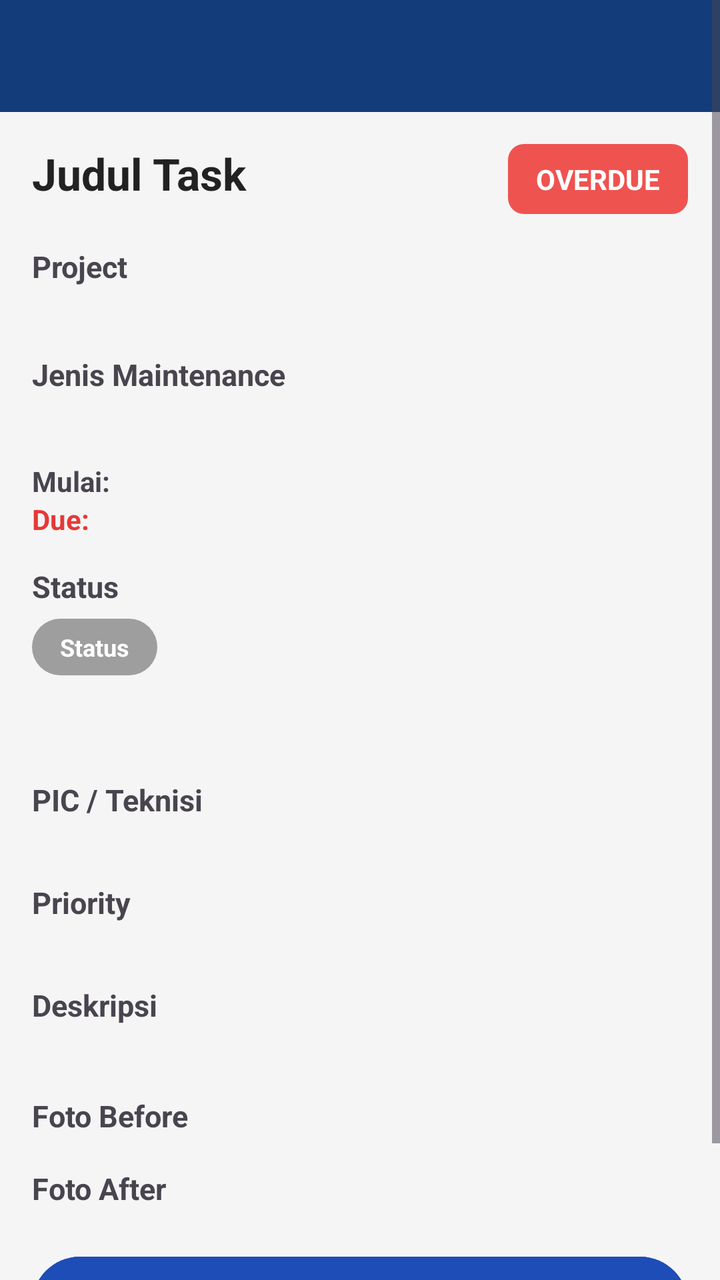
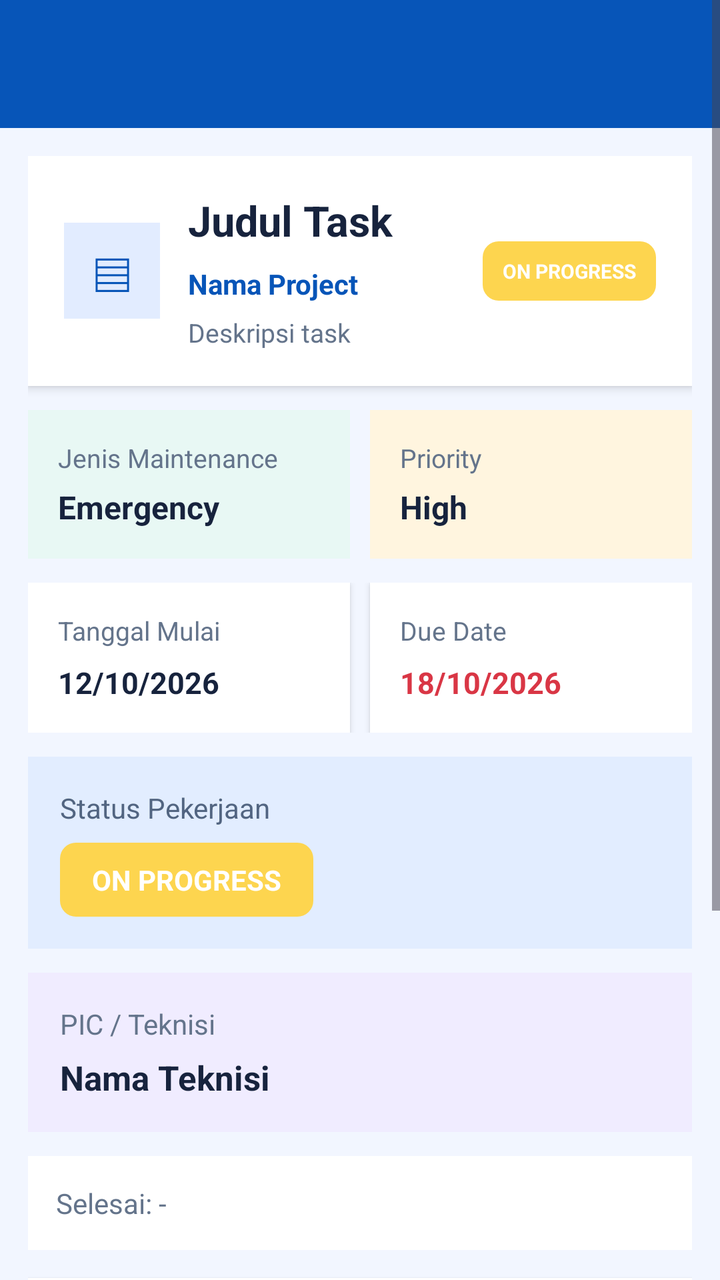

Compare the two renders of this Android layout. The source of the first and the diff that turns it into the second are given below.
<!-- AndroidManifest.xml: application theme Theme.SIPAMAN -->
<!-- res/layout/activity_detail_task.xml -->
<?xml version="1.0" encoding="utf-8"?>
<ScrollView xmlns:android="http://schemas.android.com/apk/res/android"
    android:layout_width="match_parent"
    android:layout_height="match_parent"
    android:fillViewport="true"
    android:background="#F5F5F5">

    <LinearLayout
        android:layout_width="match_parent"
        android:layout_height="wrap_content"
        android:orientation="vertical">

        
        <androidx.appcompat.widget.Toolbar
            android:id="@+id/toolbar"
            android:layout_width="match_parent"
            android:layout_height="56dp"
            android:background="#123D7A"
            android:theme="@style/ThemeOverlay.AppCompat.Dark.ActionBar"/>

        
        <LinearLayout
            android:layout_width="match_parent"
            android:layout_height="wrap_content"
            android:orientation="vertical"
            android:padding="16dp">

            
            <RelativeLayout
                android:layout_width="match_parent"
                android:layout_height="wrap_content">

                <TextView
                    android:id="@+id/txtProject"
                    android:layout_width="wrap_content"
                    android:layout_height="wrap_content"
                    android:text="Judul Task"
                    android:textSize="22sp"
                    android:textStyle="bold"
                    android:textColor="#222222"/>

                <TextView
                    android:id="@+id/txtStatus"
                    android:layout_width="wrap_content"
                    android:layout_height="wrap_content"
                    android:layout_alignParentEnd="true"
                    android:text="OVERDUE"
                    android:textColor="@android:color/white"
                    android:textStyle="bold"
                    android:paddingHorizontal="14dp"
                    android:paddingVertical="8dp"
                    android:background="@drawable/bg_status_overdue"/>
            </RelativeLayout>

            
            <View
                android:layout_width="match_parent"
                android:layout_height="16dp"/>

            
            <TextView
                android:layout_width="match_parent"
                android:layout_height="wrap_content"
                android:text="Project"
                android:textStyle="bold"
                android:textSize="15sp"/>

            <TextView
                android:id="@+id/txtProjectValue"
                android:layout_width="match_parent"
                android:layout_height="wrap_content"
                android:textSize="16sp"/>

            
            <TextView
                android:layout_width="match_parent"
                android:layout_height="wrap_content"
                android:layout_marginTop="12dp"
                android:text="Jenis Maintenance"
                android:textStyle="bold"
                android:textSize="15sp"/>

            <TextView
                android:id="@+id/txtJenis"
                android:layout_width="match_parent"
                android:layout_height="wrap_content"
                android:textSize="16sp"/>

            
            <LinearLayout
                android:layout_width="match_parent"
                android:layout_height="wrap_content"
                android:layout_marginTop="12dp"
                android:orientation="horizontal">

                <TextView
                    android:layout_width="wrap_content"
                    android:layout_height="wrap_content"
                    android:text="Mulai: "
                    android:textStyle="bold"/>

                <TextView
                    android:id="@+id/txtMulai"
                    android:layout_width="wrap_content"
                    android:layout_height="wrap_content"/>
            </LinearLayout>

            
            <LinearLayout
                android:layout_width="match_parent"
                android:layout_height="wrap_content"
                android:orientation="horizontal">

                <TextView
                    android:layout_width="wrap_content"
                    android:layout_height="wrap_content"
                    android:text="Due: "
                    android:textColor="#E53935"
                    android:textStyle="bold"/>

                <TextView
                    android:id="@+id/txtDue"
                    android:layout_width="wrap_content"
                    android:layout_height="wrap_content"
                    android:textColor="#E53935"/>
            </LinearLayout>

            
            <TextView
                android:layout_width="match_parent"
                android:layout_height="wrap_content"
                android:layout_marginTop="14dp"
                android:text="Status"
                android:textStyle="bold"
                android:textSize="15sp"/>

            <TextView
                android:id="@+id/txtStatusBadge"
                android:layout_width="wrap_content"
                android:layout_height="wrap_content"
                android:layout_marginTop="6dp"
                android:background="@drawable/bg_status_default"
                android:paddingHorizontal="14dp"
                android:paddingVertical="6dp"
                android:text="Status"
                android:textColor="@android:color/white"
                android:textSize="12sp"
                android:textStyle="bold"/>

            <TextView
                android:id="@+id/txtStatusText"
                android:layout_width="wrap_content"
                android:layout_height="wrap_content"
                android:layout_marginTop="4dp"/>

            
            <TextView
                android:id="@+id/txtSelesai"
                android:layout_width="match_parent"
                android:layout_height="wrap_content"
                android:layout_marginTop="10dp"/>

            
            <TextView
                android:layout_width="match_parent"
                android:layout_height="wrap_content"
                android:text="PIC / Teknisi"
                android:textStyle="bold"
                android:textSize="15sp"/>

            <TextView
                android:id="@+id/txtPic"
                android:layout_width="match_parent"
                android:layout_height="wrap_content"/>

            
            <TextView
                android:layout_width="match_parent"
                android:layout_height="wrap_content"
                android:layout_marginTop="12dp"
                android:text="Priority"
                android:textStyle="bold"
                android:textSize="15sp"/>

            <TextView
                android:id="@+id/txtPriority"
                android:layout_width="match_parent"
                android:layout_height="wrap_content"/>

            
            <TextView
                android:layout_width="match_parent"
                android:layout_height="wrap_content"
                android:layout_marginTop="12dp"
                android:text="Deskripsi"
                android:textStyle="bold"
                android:textSize="15sp"/>

            <TextView
                android:id="@+id/txtDeskripsi"
                android:layout_width="match_parent"
                android:layout_height="wrap_content"/>

            
            <TextView
                android:layout_width="match_parent"
                android:layout_height="wrap_content"
                android:layout_marginTop="16dp"
                android:text="Foto Before"
                android:textStyle="bold"
                android:textSize="15sp"/>

            <androidx.recyclerview.widget.RecyclerView
                android:id="@+id/rvBefore"
                android:layout_width="match_parent"
                android:layout_height="wrap_content"/>

            
            <TextView
                android:layout_width="match_parent"
                android:layout_height="wrap_content"
                android:layout_marginTop="16dp"
                android:text="Foto After"
                android:textStyle="bold"
                android:textSize="15sp"/>

            <androidx.recyclerview.widget.RecyclerView
                android:id="@+id/rvAfter"
                android:layout_width="match_parent"
                android:layout_height="wrap_content"/>

            
            <Button
                android:id="@+id/btnSelesai"
                android:layout_width="match_parent"
                android:layout_height="56dp"
                android:layout_marginTop="20dp"
                android:layout_marginBottom="20dp"
                android:text="Tandai Selesai"
                android:textAllCaps="false"
                android:textColor="@android:color/white"
                android:textSize="16sp"
                android:textStyle="bold"
                android:backgroundTint="#1E4DB7"/>

        </LinearLayout>

    </LinearLayout>

</ScrollView>
<!-- resources referenced by this layout -->
<resources>
  <!-- drawable bg_status_default (drawable) -->
  <?xml version="1.0" encoding="utf-8"?>
  <shape xmlns:android="http://schemas.android.com/apk/res/android">
      <solid android:color="#9E9E9E"/>
      <corners android:radius="20dp"/>
  </shape>
  <!-- drawable bg_status_overdue (drawable) -->
  <?xml version="1.0" encoding="utf-8"?>
  <shape xmlns:android="http://schemas.android.com/apk/res/android">
      <corners android:radius="8dp"/>
      <solid android:color="#EF5350"/>
  </shape>
  <style name="Theme.SIPAMAN" parent="Theme.Material3.DayNight.NoActionBar">
          <item name="android:statusBarColor">@android:color/transparent</item>
      </style>
</resources>

<!-- the commit's change to res/layout/activity_detail_task.xml (unified diff, before → after) -->
@@ -3,248 +3,369 @@
     android:layout_width="match_parent"
     android:layout_height="match_parent"
     android:fillViewport="true"
-    android:background="#F5F5F5">
+    android:background="#F2F6FF">
 
     <LinearLayout
         android:layout_width="match_parent"
         android:layout_height="wrap_content"
-        android:orientation="vertical">
+        android:orientation="vertical"
+        android:paddingBottom="20dp">
 
         
         <androidx.appcompat.widget.Toolbar
             android:id="@+id/toolbar"
             android:layout_width="match_parent"
-            android:layout_height="56dp"
-            android:background="#123D7A"
-            android:theme="@style/ThemeOverlay.AppCompat.Dark.ActionBar"/>
-
-        
+            android:layout_height="64dp"
+            android:background="#0755B8"
+            android:theme="@style/ThemeOverlay.AppCompat.Dark.ActionBar" />
+
         <LinearLayout
             android:layout_width="match_parent"
             android:layout_height="wrap_content"
             android:orientation="vertical"
-            android:padding="16dp">
-
-            
-            <RelativeLayout
-                android:layout_width="match_parent"
-                android:layout_height="wrap_content">
-
-                <TextView
-                    android:id="@+id/txtProject"
+            android:padding="14dp">
+
+            
+            <LinearLayout
+                android:layout_width="match_parent"
+                android:layout_height="wrap_content"
+                android:orientation="vertical"
+                android:background="#FFFFFF"
+                android:elevation="3dp"
+                android:padding="18dp">
+
+                <LinearLayout
+                    android:layout_width="match_parent"
+                    android:layout_height="wrap_content"
+                    android:gravity="center_vertical"
+                    android:orientation="horizontal">
+
+                    <TextView
+                        android:layout_width="48dp"
+                        android:layout_height="48dp"
+                        android:gravity="center"
+                        android:text="▤"
+                        android:textSize="28sp"
+                        android:textColor="#0755B8"
+                        android:background="#E2ECFF" />
+
+                    <LinearLayout
+                        android:layout_width="0dp"
+                        android:layout_height="wrap_content"
+                        android:layout_weight="1"
+                        android:layout_marginStart="14dp"
+                        android:orientation="vertical">
+
+                        <TextView
+                            android:id="@+id/txtProject"
+                            android:layout_width="match_parent"
+                            android:layout_height="wrap_content"
+                            android:text="Judul Task"
+                            android:textColor="#17233D"
+                            android:textSize="21sp"
+                            android:textStyle="bold" />
+
+                        <TextView
+                            android:id="@+id/txtProjectValue"
+                            android:layout_width="match_parent"
+                            android:layout_height="wrap_content"
+                            android:layout_marginTop="8dp"
+                            android:text="Nama Project"
+                            android:textColor="#0755B8"
+                            android:textSize="14sp"
+                            android:textStyle="bold" />
+
+                        <TextView
+                            android:id="@+id/txtDeskripsi"
+                            android:layout_width="match_parent"
+                            android:layout_height="wrap_content"
+                            android:layout_marginTop="6dp"
+                            android:text="Deskripsi task"
+                            android:textColor="#64748B"
+                            android:textSize="13sp" />
+                    </LinearLayout>
+
+                    <TextView
+                        android:id="@+id/txtStatus"
+                        android:layout_width="wrap_content"
+                        android:layout_height="wrap_content"
+                        android:layout_marginStart="6dp"
+                        android:paddingHorizontal="10dp"
+                        android:paddingVertical="8dp"
+                        android:gravity="center"
+                        android:text="ON PROGRESS"
+                        android:textColor="#FFFFFF"
+                        android:textSize="10sp"
+                        android:textStyle="bold"
+                        android:background="@drawable/bg_status_progress" />
+                </LinearLayout>
+            </LinearLayout>
+
+            
+            <LinearLayout
+                android:layout_width="match_parent"
+                android:layout_height="wrap_content"
+                android:layout_marginTop="12dp"
+                android:orientation="horizontal">
+
+                <LinearLayout
+                    android:layout_width="0dp"
+                    android:layout_height="wrap_content"
+                    android:layout_weight="1"
+                    android:layout_marginEnd="5dp"
+                    android:orientation="vertical"
+                    android:background="#E8F8F4"
+                    android:padding="15dp">
+
+                    <TextView
+                        android:layout_width="wrap_content"
+                        android:layout_height="wrap_content"
+                        android:text="Jenis Maintenance"
+                        android:textColor="#64748B"
+                        android:textSize="13sp" />
+
+                    <TextView
+                        android:id="@+id/txtJenis"
+                        android:layout_width="match_parent"
+                        android:layout_height="wrap_content"
+                        android:layout_marginTop="5dp"
+                        android:text="Emergency"
+                        android:textColor="#17233D"
+                        android:textSize="16sp"
+                        android:textStyle="bold" />
+                </LinearLayout>
+
+                <LinearLayout
+                    android:layout_width="0dp"
+                    android:layout_height="wrap_content"
+                    android:layout_weight="1"
+                    android:layout_marginStart="5dp"
+                    android:orientation="vertical"
+                    android:background="#FFF5DF"
+                    android:padding="15dp">
+
+                    <TextView
+                        android:layout_width="wrap_content"
+                        android:layout_height="wrap_content"
+                        android:text="Priority"
+                        android:textColor="#64748B"
+                        android:textSize="13sp" />
+
+                    <TextView
+                        android:id="@+id/txtPriority"
+                        android:layout_width="match_parent"
+                        android:layout_height="wrap_content"
+                        android:layout_marginTop="5dp"
+                        android:text="High"
+                        android:textColor="#17233D"
+                        android:textSize="16sp"
+                        android:textStyle="bold" />
+                </LinearLayout>
+            </LinearLayout>
+
+            
+            <LinearLayout
+                android:layout_width="match_parent"
+                android:layout_height="wrap_content"
+                android:layout_marginTop="12dp"
+                android:orientation="horizontal">
+
+                <LinearLayout
+                    android:layout_width="0dp"
+                    android:layout_height="wrap_content"
+                    android:layout_weight="1"
+                    android:layout_marginEnd="5dp"
+                    android:orientation="vertical"
+                    android:background="#FFFFFF"
+                    android:elevation="2dp"
+                    android:padding="15dp">
+
+                    <TextView
+                        android:layout_width="wrap_content"
+                        android:layout_height="wrap_content"
+                        android:text="Tanggal Mulai"
+                        android:textColor="#64748B"
+                        android:textSize="13sp" />
+
+                    <TextView
+                        android:id="@+id/txtMulai"
+                        android:layout_width="match_parent"
+                        android:layout_height="wrap_content"
+                        android:layout_marginTop="7dp"
+                        android:text="12/10/2026"
+                        android:textColor="#17233D"
+                        android:textSize="15sp"
+                        android:textStyle="bold" />
+                </LinearLayout>
+
+                <LinearLayout
+                    android:layout_width="0dp"
+                    android:layout_height="wrap_content"
+                    android:layout_weight="1"
+                    android:layout_marginStart="5dp"
+                    android:orientation="vertical"
+                    android:background="#FFFFFF"
+                    android:elevation="2dp"
+                    android:padding="15dp">
+
+                    <TextView
+                        android:layout_width="wrap_content"
+                        android:layout_height="wrap_content"
+                        android:text="Due Date"
+                        android:textColor="#64748B"
+                        android:textSize="13sp" />
+
+                    <TextView
+                        android:id="@+id/txtDue"
+                        android:layout_width="match_parent"
+                        android:layout_height="wrap_content"
+                        android:layout_marginTop="7dp"
+                        android:text="18/10/2026"
+                        android:textColor="#D93645"
+                        android:textSize="15sp"
+                        android:textStyle="bold" />
+                </LinearLayout>
+            </LinearLayout>
+
+            
+            <LinearLayout
+                android:layout_width="match_parent"
+                android:layout_height="wrap_content"
+                android:layout_marginTop="12dp"
+                android:orientation="vertical"
+                android:background="#E2EDFF"
+                android:padding="16dp">
+
+                <TextView
                     android:layout_width="wrap_content"
                     android:layout_height="wrap_content"
-                    android:text="Judul Task"
-                    android:textSize="22sp"
+                    android:text="Status Pekerjaan"
+                    android:textColor="#526581"
+                    android:textSize="14sp" />
+
+                <TextView
+                    android:id="@+id/txtStatusBadge"
+                    android:layout_width="wrap_content"
+                    android:layout_height="wrap_content"
+                    android:layout_marginTop="8dp"
+                    android:paddingHorizontal="16dp"
+                    android:paddingVertical="9dp"
+                    android:text="ON PROGRESS"
+                    android:textColor="#FFFFFF"
                     android:textStyle="bold"
-                    android:textColor="#222222"/>
-
-                <TextView
-                    android:id="@+id/txtStatus"
+                    android:background="@drawable/bg_status_progress" />
+
+                <TextView
+                    android:id="@+id/txtStatusText"
                     android:layout_width="wrap_content"
                     android:layout_height="wrap_content"
-                    android:layout_alignParentEnd="true"
-                    android:text="OVERDUE"
-                    android:textColor="@android:color/white"
-                    android:textStyle="bold"
-                    android:paddingHorizontal="14dp"
-                    android:paddingVertical="8dp"
-                    android:background="@drawable/bg_status_overdue"/>
-            </RelativeLayout>
-
-            
-            <View
-                android:layout_width="match_parent"
-                android:layout_height="16dp"/>
-
-            
-            <TextView
-                android:layout_width="match_parent"
-                android:layout_height="wrap_content"
-                android:text="Project"
-                android:textStyle="bold"
-                android:textSize="15sp"/>
-
-            <TextView
-                android:id="@+id/txtProjectValue"
-                android:layout_width="match_parent"
-                android:layout_height="wrap_content"
-                android:textSize="16sp"/>
-
-            
-            <TextView
-                android:layout_width="match_parent"
-                android:layout_height="wrap_content"
-                android:layout_marginTop="12dp"
-                android:text="Jenis Maintenance"
-                android:textStyle="bold"
-                android:textSize="15sp"/>
-
-            <TextView
-                android:id="@+id/txtJenis"
-                android:layout_width="match_parent"
-                android:layout_height="wrap_content"
-                android:textSize="16sp"/>
-
-            
-            <LinearLayout
-                android:layout_width="match_parent"
-                android:layout_height="wrap_content"
-                android:layout_marginTop="12dp"
-                android:orientation="horizontal">
+                    android:visibility="gone" />
+            </LinearLayout>
+
+            
+            <LinearLayout
+                android:layout_width="match_parent"
+                android:layout_height="wrap_content"
+                android:layout_marginTop="12dp"
+                android:orientation="vertical"
+                android:background="#F0ECFF"
+                android:padding="16dp">
 
                 <TextView
                     android:layout_width="wrap_content"
                     android:layout_height="wrap_content"
-                    android:text="Mulai: "
-                    android:textStyle="bold"/>
-
-                <TextView
-                    android:id="@+id/txtMulai"
-                    android:layout_width="wrap_content"
-                    android:layout_height="wrap_content"/>
-            </LinearLayout>
-
-            
-            <LinearLayout
-                android:layout_width="match_parent"
-                android:layout_height="wrap_content"
-                android:orientation="horizontal">
-
-                <TextView
-                    android:layout_width="wrap_content"
-                    android:layout_height="wrap_content"
-                    android:text="Due: "
-                    android:textColor="#E53935"
-                    android:textStyle="bold"/>
-
-                <TextView
-                    android:id="@+id/txtDue"
-                    android:layout_width="wrap_content"
-                    android:layout_height="wrap_content"
-                    android:textColor="#E53935"/>
-            </LinearLayout>
-
-            
-            <TextView
-                android:layout_width="match_parent"
-                android:layout_height="wrap_content"
-                android:layout_marginTop="14dp"
-                android:text="Status"
-                android:textStyle="bold"
-                android:textSize="15sp"/>
-
-            <TextView
-                android:id="@+id/txtStatusBadge"
-                android:layout_width="wrap_content"
-                android:layout_height="wrap_content"
-                android:layout_marginTop="6dp"
-                android:background="@drawable/bg_status_default"
-                android:paddingHorizontal="14dp"
-                android:paddingVertical="6dp"
-                android:text="Status"
-                android:textColor="@android:color/white"
-                android:textSize="12sp"
-                android:textStyle="bold"/>
-
-            <TextView
-                android:id="@+id/txtStatusText"
-                android:layout_width="wrap_content"
-                android:layout_height="wrap_content"
-                android:layout_marginTop="4dp"/>
+                    android:text="PIC / Teknisi"
+                    android:textColor="#64748B"
+                    android:textSize="14sp" />
+
+                <TextView
+                    android:id="@+id/txtPic"
+                    android:layout_width="match_parent"
+                    android:layout_height="wrap_content"
+                    android:layout_marginTop="6dp"
+                    android:text="Nama Teknisi"
+                    android:textColor="#17233D"
+                    android:textSize="17sp"
+                    android:textStyle="bold" />
+            </LinearLayout>
 
             
             <TextView
                 android:id="@+id/txtSelesai"
                 android:layout_width="match_parent"
                 android:layout_height="wrap_content"
-                android:layout_marginTop="10dp"/>
-
-            
-            <TextView
-                android:layout_width="match_parent"
-                android:layout_height="wrap_content"
-                android:text="PIC / Teknisi"
-                android:textStyle="bold"
-                android:textSize="15sp"/>
-
-            <TextView
-                android:id="@+id/txtPic"
-                android:layout_width="match_parent"
-                android:layout_height="wrap_content"/>
-
-            
-            <TextView
-                android:layout_width="match_parent"
-                android:layout_height="wrap_content"
-                android:layout_marginTop="12dp"
-                android:text="Priority"
-                android:textStyle="bold"
-                android:textSize="15sp"/>
-
-            <TextView
-                android:id="@+id/txtPriority"
-                android:layout_width="match_parent"
-                android:layout_height="wrap_content"/>
-
-            
-            <TextView
-                android:layout_width="match_parent"
-                android:layout_height="wrap_content"
-                android:layout_marginTop="12dp"
-                android:text="Deskripsi"
-                android:textStyle="bold"
-                android:textSize="15sp"/>
-
-            <TextView
-                android:id="@+id/txtDeskripsi"
-                android:layout_width="match_parent"
-                android:layout_height="wrap_content"/>
-
-            
-            <TextView
-                android:layout_width="match_parent"
-                android:layout_height="wrap_content"
-                android:layout_marginTop="16dp"
-                android:text="Foto Before"
-                android:textStyle="bold"
-                android:textSize="15sp"/>
-
-            <androidx.recyclerview.widget.RecyclerView
-                android:id="@+id/rvBefore"
-                android:layout_width="match_parent"
-                android:layout_height="wrap_content"/>
-
-            
-            <TextView
-                android:layout_width="match_parent"
-                android:layout_height="wrap_content"
-                android:layout_marginTop="16dp"
-                android:text="Foto After"
-                android:textStyle="bold"
-                android:textSize="15sp"/>
-
-            <androidx.recyclerview.widget.RecyclerView
-                android:id="@+id/rvAfter"
-                android:layout_width="match_parent"
-                android:layout_height="wrap_content"/>
+                android:layout_marginTop="12dp"
+                android:background="#FFFFFF"
+                android:padding="14dp"
+                android:text="Selesai: -"
+                android:textColor="#64748B"
+                android:textSize="14sp" />
+
+            
+            <LinearLayout
+                android:layout_width="match_parent"
+                android:layout_height="wrap_content"
+                android:layout_marginTop="14dp"
+                android:orientation="vertical"
+                android:background="#FFFFFF"
+                android:elevation="2dp"
+                android:padding="14dp">
+
+                <TextView
+                    android:layout_width="match_parent"
+                    android:layout_height="wrap_content"
+                    android:text="▧  Foto Before"
+                    android:textColor="#4939B8"
+                    android:textSize="17sp"
+                    android:textStyle="bold" />
+
+                <androidx.recyclerview.widget.RecyclerView
+                    android:id="@+id/rvBefore"
+                    android:layout_width="match_parent"
+                    android:layout_height="wrap_content"
+                    android:layout_marginTop="12dp"
+                    android:nestedScrollingEnabled="false" />
+            </LinearLayout>
+
+            
+            <LinearLayout
+                android:layout_width="match_parent"
+                android:layout_height="wrap_content"
+                android:layout_marginTop="12dp"
+                android:orientation="vertical"
+                android:background="#E8F8F2"
+                android:padding="14dp">
+
+                <TextView
+                    android:layout_width="match_parent"
+                    android:layout_height="wrap_content"
+                    android:text="▧  Foto After"
+                    android:textColor="#087E63"
+                    android:textSize="17sp"
+                    android:textStyle="bold" />
+
+                <androidx.recyclerview.widget.RecyclerView
+                    android:id="@+id/rvAfter"
+                    android:layout_width="match_parent"
+                    android:layout_height="wrap_content"
+                    android:layout_marginTop="12dp"
+                    android:nestedScrollingEnabled="false" />
+            </LinearLayout>
 
             
             <Button
                 android:id="@+id/btnSelesai"
                 android:layout_width="match_parent"
-                android:layout_height="56dp"
-                android:layout_marginTop="20dp"
-                android:layout_marginBottom="20dp"
-                android:text="Tandai Selesai"
+                android:layout_height="58dp"
+                android:layout_marginTop="18dp"
+                android:layout_marginBottom="12dp"
+                android:text="✓  Tandai Selesai"
                 android:textAllCaps="false"
-                android:textColor="@android:color/white"
-                android:textSize="16sp"
+                android:textColor="#FFFFFF"
+                android:textSize="17sp"
                 android:textStyle="bold"
-                android:backgroundTint="#1E4DB7"/>
+                android:backgroundTint="#075BE0" />
 
         </LinearLayout>
-
     </LinearLayout>
-
 </ScrollView>
<!-- resource entries referenced after the edit -->
@@ -1,16 +1,10 @@
 <!-- resources referenced by this layout -->
 <resources>
-  <!-- drawable bg_status_default (drawable) -->
-  <?xml version="1.0" encoding="utf-8"?>
-  <shape xmlns:android="http://schemas.android.com/apk/res/android">
-      <solid android:color="#9E9E9E"/>
-      <corners android:radius="20dp"/>
-  </shape>
-  <!-- drawable bg_status_overdue (drawable) -->
+  <!-- drawable bg_status_progress (drawable) -->
   <?xml version="1.0" encoding="utf-8"?>
   <shape xmlns:android="http://schemas.android.com/apk/res/android">
       <corners android:radius="8dp"/>
-      <solid android:color="#EF5350"/>
+      <solid android:color="#FDD54F"/>
   </shape>
   <style name="Theme.SIPAMAN" parent="Theme.Material3.DayNight.NoActionBar">
           <item name="android:statusBarColor">@android:color/transparent</item>
